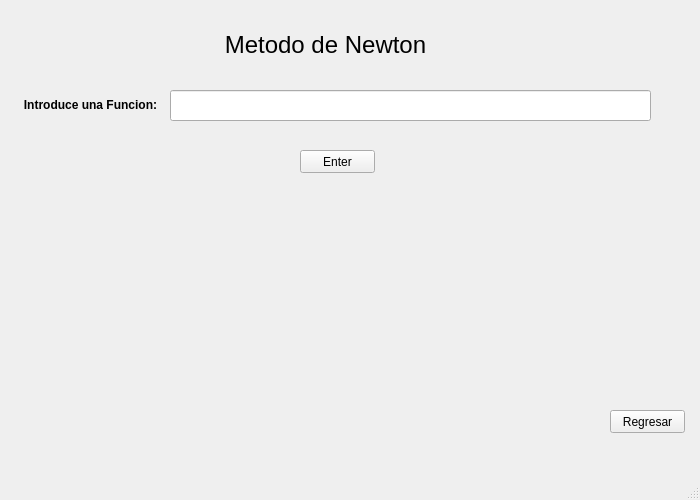
Old version of the form newton.ui in the repository mucinoab/SM.
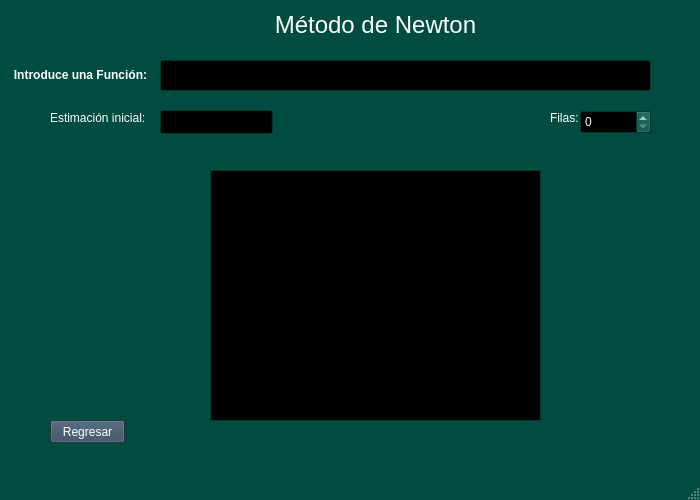
New version of the form.

Diff of the .ui file:
```diff
--- a/newton.ui
+++ b/newton.ui
@@ -10,6 +10,448 @@
     <height>500</height>
    </rect>
   </property>
+  <property name="palette">
+   <palette>
+    <active>
+     <colorrole role="WindowText">
+      <brush brushstyle="SolidPattern">
+       <color alpha="255">
+        <red>255</red>
+        <green>255</green>
+        <blue>255</blue>
+       </color>
+      </brush>
+     </colorrole>
+     <colorrole role="Button">
+      <brush brushstyle="SolidPattern">
+       <color alpha="255">
+        <red>0</red>
+        <green>76</green>
+        <blue>64</blue>
+       </color>
+      </brush>
+     </colorrole>
+     <colorrole role="Light">
+      <brush brushstyle="SolidPattern">
+       <color alpha="255">
+        <red>0</red>
+        <green>114</green>
+        <blue>96</blue>
+       </color>
+      </brush>
+     </colorrole>
+     <colorrole role="Midlight">
+      <brush brushstyle="SolidPattern">
+       <color alpha="255">
+        <red>0</red>
+        <green>95</green>
+        <blue>80</blue>
+       </color>
+      </brush>
+     </colorrole>
+     <colorrole role="Dark">
+      <brush brushstyle="SolidPattern">
+       <color alpha="255">
+        <red>0</red>
+        <green>38</green>
+        <blue>32</blue>
+       </color>
+      </brush>
+     </colorrole>
+     <colorrole role="Mid">
+      <brush brushstyle="SolidPattern">
+       <color alpha="255">
+        <red>0</red>
+        <green>50</green>
+        <blue>42</blue>
+       </color>
+      </brush>
+     </colorrole>
+     <colorrole role="Text">
+      <brush brushstyle="SolidPattern">
+       <color alpha="255">
+        <red>255</red>
+        <green>255</green>
+        <blue>255</blue>
+       </color>
+      </brush>
+     </colorrole>
+     <colorrole role="BrightText">
+      <brush brushstyle="SolidPattern">
+       <color alpha="255">
+        <red>255</red>
+        <green>255</green>
+        <blue>255</blue>
+       </color>
+      </brush>
+     </colorrole>
+     <colorrole role="ButtonText">
+      <brush brushstyle="SolidPattern">
+       <color alpha="255">
+        <red>255</red>
+        <green>255</green>
+        <blue>255</blue>
+       </color>
+      </brush>
+     </colorrole>
+     <colorrole role="Base">
+      <brush brushstyle="SolidPattern">
+       <color alpha="255">
+        <red>0</red>
+        <green>0</green>
+        <blue>0</blue>
+       </color>
+      </brush>
+     </colorrole>
+     <colorrole role="Window">
+      <brush brushstyle="SolidPattern">
+       <color alpha="255">
+        <red>0</red>
+        <green>76</green>
+        <blue>64</blue>
+       </color>
+      </brush>
+     </colorrole>
+     <colorrole role="Shadow">
+      <brush brushstyle="SolidPattern">
+       <color alpha="255">
+        <red>0</red>
+        <green>0</green>
+        <blue>0</blue>
+       </color>
+      </brush>
+     </colorrole>
+     <colorrole role="AlternateBase">
+      <brush brushstyle="SolidPattern">
+       <color alpha="255">
+        <red>0</red>
+        <green>38</green>
+        <blue>32</blue>
+       </color>
+      </brush>
+     </colorrole>
+     <colorrole role="ToolTipBase">
+      <brush brushstyle="SolidPattern">
+       <color alpha="255">
+        <red>255</red>
+        <green>255</green>
+        <blue>220</blue>
+       </color>
+      </brush>
+     </colorrole>
+     <colorrole role="ToolTipText">
+      <brush brushstyle="SolidPattern">
+       <color alpha="255">
+        <red>0</red>
+        <green>0</green>
+        <blue>0</blue>
+       </color>
+      </brush>
+     </colorrole>
+     <colorrole role="PlaceholderText">
+      <brush brushstyle="SolidPattern">
+       <color alpha="128">
+        <red>255</red>
+        <green>255</green>
+        <blue>255</blue>
+       </color>
+      </brush>
+     </colorrole>
+    </active>
+    <inactive>
+     <colorrole role="WindowText">
+      <brush brushstyle="SolidPattern">
+       <color alpha="255">
+        <red>255</red>
+        <green>255</green>
+        <blue>255</blue>
+       </color>
+      </brush>
+     </colorrole>
+     <colorrole role="Button">
+      <brush brushstyle="SolidPattern">
+       <color alpha="255">
+        <red>0</red>
+        <green>76</green>
+        <blue>64</blue>
+       </color>
+      </brush>
+     </colorrole>
+     <colorrole role="Light">
+      <brush brushstyle="SolidPattern">
+       <color alpha="255">
+        <red>0</red>
+        <green>114</green>
+        <blue>96</blue>
+       </color>
+      </brush>
+     </colorrole>
+     <colorrole role="Midlight">
+      <brush brushstyle="SolidPattern">
+       <color alpha="255">
+        <red>0</red>
+        <green>95</green>
+        <blue>80</blue>
+       </color>
+      </brush>
+     </colorrole>
+     <colorrole role="Dark">
+      <brush brushstyle="SolidPattern">
+       <color alpha="255">
+        <red>0</red>
+        <green>38</green>
+        <blue>32</blue>
+       </color>
+      </brush>
+     </colorrole>
+     <colorrole role="Mid">
+      <brush brushstyle="SolidPattern">
+       <color alpha="255">
+        <red>0</red>
+        <green>50</green>
+        <blue>42</blue>
+       </color>
+      </brush>
+     </colorrole>
+     <colorrole role="Text">
+      <brush brushstyle="SolidPattern">
+       <color alpha="255">
+        <red>255</red>
+        <green>255</green>
+        <blue>255</blue>
+       </color>
+      </brush>
+     </colorrole>
+     <colorrole role="BrightText">
+      <brush brushstyle="SolidPattern">
+       <color alpha="255">
+        <red>255</red>
+        <green>255</green>
+        <blue>255</blue>
+       </color>
+      </brush>
+     </colorrole>
+     <colorrole role="ButtonText">
+      <brush brushstyle="SolidPattern">
+       <color alpha="255">
+        <red>255</red>
+        <green>255</green>
+        <blue>255</blue>
+       </color>
+      </brush>
+     </colorrole>
+     <colorrole role="Base">
+      <brush brushstyle="SolidPattern">
+       <color alpha="255">
+        <red>0</red>
+        <green>0</green>
+        <blue>0</blue>
+       </color>
+      </brush>
+     </colorrole>
+     <colorrole role="Window">
+      <brush brushstyle="SolidPattern">
+       <color alpha="255">
+        <red>0</red>
+        <green>76</green>
+        <blue>64</blue>
+       </color>
+      </brush>
+     </colorrole>
+     <colorrole role="Shadow">
+      <brush brushstyle="SolidPattern">
+       <color alpha="255">
+        <red>0</red>
+        <green>0</green>
+        <blue>0</blue>
+       </color>
+      </brush>
+     </colorrole>
+     <colorrole role="AlternateBase">
+      <brush brushstyle="SolidPattern">
+       <color alpha="255">
+        <red>0</red>
+        <green>38</green>
+        <blue>32</blue>
+       </color>
+      </brush>
+     </colorrole>
+     <colorrole role="ToolTipBase">
+      <brush brushstyle="SolidPattern">
+       <color alpha="255">
+        <red>255</red>
+        <green>255</green>
+        <blue>220</blue>
+       </color>
+      </brush>
+     </colorrole>
+     <colorrole role="ToolTipText">
+      <brush brushstyle="SolidPattern">
+       <color alpha="255">
+        <red>0</red>
+        <green>0</green>
+        <blue>0</blue>
+       </color>
+      </brush>
+     </colorrole>
+     <colorrole role="PlaceholderText">
+      <brush brushstyle="SolidPattern">
+       <color alpha="128">
+        <red>255</red>
+        <green>255</green>
+        <blue>255</blue>
+       </color>
+      </brush>
+     </colorrole>
+    </inactive>
+    <disabled>
+     <colorrole role="WindowText">
+      <brush brushstyle="SolidPattern">
+       <color alpha="255">
+        <red>0</red>
+        <green>38</green>
+        <blue>32</blue>
+       </color>
+      </brush>
+     </colorrole>
+     <colorrole role="Button">
+      <brush brushstyle="SolidPattern">
+       <color alpha="255">
+        <red>0</red>
+        <green>76</green>
+        <blue>64</blue>
+       </color>
+      </brush>
+     </colorrole>
+     <colorrole role="Light">
+      <brush brushstyle="SolidPattern">
+       <color alpha="255">
+        <red>0</red>
+        <green>114</green>
+        <blue>96</blue>
+       </color>
+      </brush>
+     </colorrole>
+     <colorrole role="Midlight">
+      <brush brushstyle="SolidPattern">
+       <color alpha="255">
+        <red>0</red>
+        <green>95</green>
+        <blue>80</blue>
+       </color>
+      </brush>
+     </colorrole>
+     <colorrole role="Dark">
+      <brush brushstyle="SolidPattern">
+       <color alpha="255">
+        <red>0</red>
+        <green>38</green>
+        <blue>32</blue>
+       </color>
+      </brush>
+     </colorrole>
+     <colorrole role="Mid">
+      <brush brushstyle="SolidPattern">
+       <color alpha="255">
+        <red>0</red>
+        <green>50</green>
+        <blue>42</blue>
+       </color>
+      </brush>
+     </colorrole>
+     <colorrole role="Text">
+      <brush brushstyle="SolidPattern">
+       <color alpha="255">
+        <red>0</red>
+        <green>38</green>
+        <blue>32</blue>
+       </color>
+      </brush>
+     </colorrole>
+     <colorrole role="BrightText">
+      <brush brushstyle="SolidPattern">
+       <color alpha="255">
+        <red>255</red>
+        <green>255</green>
+        <blue>255</blue>
+       </color>
+      </brush>
+     </colorrole>
+     <colorrole role="ButtonText">
+      <brush brushstyle="SolidPattern">
+       <color alpha="255">
+        <red>0</red>
+        <green>38</green>
+        <blue>32</blue>
+       </color>
+      </brush>
+     </colorrole>
+     <colorrole role="Base">
+      <brush brushstyle="SolidPattern">
+       <color alpha="255">
+        <red>0</red>
+        <green>76</green>
+        <blue>64</blue>
+       </color>
+      </brush>
+     </colorrole>
+     <colorrole role="Window">
+      <brush brushstyle="SolidPattern">
+       <color alpha="255">
+        <red>0</red>
+        <green>76</green>
+        <blue>64</blue>
+       </color>
+      </brush>
+     </colorrole>
+     <colorrole role="Shadow">
+      <brush brushstyle="SolidPattern">
+       <color alpha="255">
+        <red>0</red>
+        <green>0</green>
+        <blue>0</blue>
+       </color>
+      </brush>
+     </colorrole>
+     <colorrole role="AlternateBase">
+      <brush brushstyle="SolidPattern">
+       <color alpha="255">
+        <red>0</red>
+        <green>76</green>
+        <blue>64</blue>
+       </color>
+      </brush>
+     </colorrole>
+     <colorrole role="ToolTipBase">
+      <brush brushstyle="SolidPattern">
+       <color alpha="255">
+        <red>255</red>
+        <green>255</green>
+        <blue>220</blue>
+       </color>
+      </brush>
+     </colorrole>
+     <colorrole role="ToolTipText">
+      <brush brushstyle="SolidPattern">
+       <color alpha="255">
+        <red>0</red>
+        <green>0</green>
+        <blue>0</blue>
+       </color>
+      </brush>
+     </colorrole>
+     <colorrole role="PlaceholderText">
+      <brush brushstyle="SolidPattern">
+       <color alpha="128">
+        <red>255</red>
+        <green>255</green>
+        <blue>255</blue>
+       </color>
+      </brush>
+     </colorrole>
+    </disabled>
+   </palette>
+  </property>
   <property name="windowTitle">
    <string>MainWindow</string>
   </property>
@@ -17,25 +459,467 @@
    <widget class="QLabel" name="label">
     <property name="geometry">
      <rect>
-      <x>220</x>
-      <y>30</y>
+      <x>270</x>
+      <y>10</y>
       <width>211</width>
       <height>31</height>
      </rect>
     </property>
     <property name="text">
-     <string>&lt;html&gt;&lt;head/&gt;&lt;body&gt;&lt;p align=&quot;center&quot;&gt;&lt;span style=&quot; font-size:18pt;&quot;&gt;Metodo de Newton&lt;/span&gt;&lt;/p&gt;&lt;/body&gt;&lt;/html&gt;</string>
+     <string>&lt;html&gt;&lt;head/&gt;&lt;body&gt;&lt;p align=&quot;center&quot;&gt;&lt;span style=&quot; font-size:18pt;&quot;&gt;Método de Newton&lt;/span&gt;&lt;/p&gt;&lt;/body&gt;&lt;/html&gt;</string>
     </property>
    </widget>
    <widget class="QPushButton" name="pushButton">
     <property name="geometry">
      <rect>
-      <x>610</x>
-      <y>410</y>
+      <x>50</x>
+      <y>420</y>
       <width>75</width>
       <height>23</height>
      </rect>
     </property>
+    <property name="palette">
+     <palette>
+      <active>
+       <colorrole role="WindowText">
+        <brush brushstyle="SolidPattern">
+         <color alpha="255">
+          <red>255</red>
+          <green>255</green>
+          <blue>255</blue>
+         </color>
+        </brush>
+       </colorrole>
+       <colorrole role="Button">
+        <brush brushstyle="SolidPattern">
+         <color alpha="255">
+          <red>53</red>
+          <green>73</green>
+          <blue>94</blue>
+         </color>
+        </brush>
+       </colorrole>
+       <colorrole role="Light">
+        <brush brushstyle="SolidPattern">
+         <color alpha="255">
+          <red>79</red>
+          <green>109</green>
+          <blue>141</blue>
+         </color>
+        </brush>
+       </colorrole>
+       <colorrole role="Midlight">
+        <brush brushstyle="SolidPattern">
+         <color alpha="255">
+          <red>66</red>
+          <green>91</green>
+          <blue>117</blue>
+         </color>
+        </brush>
+       </colorrole>
+       <colorrole role="Dark">
+        <brush brushstyle="SolidPattern">
+         <color alpha="255">
+          <red>26</red>
+          <green>36</green>
+          <blue>47</blue>
+         </color>
+        </brush>
+       </colorrole>
+       <colorrole role="Mid">
+        <brush brushstyle="SolidPattern">
+         <color alpha="255">
+          <red>35</red>
+          <green>48</green>
+          <blue>62</blue>
+         </color>
+        </brush>
+       </colorrole>
+       <colorrole role="Text">
+        <brush brushstyle="SolidPattern">
+         <color alpha="255">
+          <red>255</red>
+          <green>255</green>
+          <blue>255</blue>
+         </color>
+        </brush>
+       </colorrole>
+       <colorrole role="BrightText">
+        <brush brushstyle="SolidPattern">
+         <color alpha="255">
+          <red>255</red>
+          <green>255</green>
+          <blue>255</blue>
+         </color>
+        </brush>
+       </colorrole>
+       <colorrole role="ButtonText">
+        <brush brushstyle="SolidPattern">
+         <color alpha="255">
+          <red>255</red>
+          <green>255</green>
+          <blue>255</blue>
+         </color>
+        </brush>
+       </colorrole>
+       <colorrole role="Base">
+        <brush brushstyle="SolidPattern">
+         <color alpha="255">
+          <red>0</red>
+          <green>0</green>
+          <blue>0</blue>
+         </color>
+        </brush>
+       </colorrole>
+       <colorrole role="Window">
+        <brush brushstyle="SolidPattern">
+         <color alpha="255">
+          <red>53</red>
+          <green>73</green>
+          <blue>94</blue>
+         </color>
+        </brush>
+       </colorrole>
+       <colorrole role="Shadow">
+        <brush brushstyle="SolidPattern">
+         <color alpha="255">
+          <red>0</red>
+          <green>0</green>
+          <blue>0</blue>
+         </color>
+        </brush>
+       </colorrole>
+       <colorrole role="AlternateBase">
+        <brush brushstyle="SolidPattern">
+         <color alpha="255">
+          <red>26</red>
+          <green>36</green>
+          <blue>47</blue>
+         </color>
+        </brush>
+       </colorrole>
+       <colorrole role="ToolTipBase">
+        <brush brushstyle="SolidPattern">
+         <color alpha="255">
+          <red>255</red>
+          <green>255</green>
+          <blue>220</blue>
+         </color>
+        </brush>
+       </colorrole>
+       <colorrole role="ToolTipText">
+        <brush brushstyle="SolidPattern">
+         <color alpha="255">
+          <red>0</red>
+          <green>0</green>
+          <blue>0</blue>
+         </color>
+        </brush>
+       </colorrole>
+       <colorrole role="PlaceholderText">
+        <brush brushstyle="SolidPattern">
+         <color alpha="128">
+          <red>255</red>
+          <green>255</green>
+          <blue>255</blue>
+         </color>
+        </brush>
+       </colorrole>
+      </active>
+      <inactive>
+       <colorrole role="WindowText">
+        <brush brushstyle="SolidPattern">
+         <color alpha="255">
+          <red>255</red>
+          <green>255</green>
+          <blue>255</blue>
+         </color>
+        </brush>
+       </colorrole>
+       <colorrole role="Button">
+        <brush brushstyle="SolidPattern">
+         <color alpha="255">
+          <red>53</red>
+          <green>73</green>
+          <blue>94</blue>
+         </color>
+        </brush>
+       </colorrole>
+       <colorrole role="Light">
+        <brush brushstyle="SolidPattern">
+         <color alpha="255">
+          <red>79</red>
+          <green>109</green>
+          <blue>141</blue>
+         </color>
+        </brush>
+       </colorrole>
+       <colorrole role="Midlight">
+        <brush brushstyle="SolidPattern">
+         <color alpha="255">
+          <red>66</red>
+          <green>91</green>
+          <blue>117</blue>
+         </color>
+        </brush>
+       </colorrole>
+       <colorrole role="Dark">
+        <brush brushstyle="SolidPattern">
+         <color alpha="255">
+          <red>26</red>
+          <green>36</green>
+          <blue>47</blue>
+         </color>
+        </brush>
+       </colorrole>
+       <colorrole role="Mid">
+        <brush brushstyle="SolidPattern">
+         <color alpha="255">
+          <red>35</red>
+          <green>48</green>
+          <blue>62</blue>
+         </color>
+        </brush>
+       </colorrole>
+       <colorrole role="Text">
+        <brush brushstyle="SolidPattern">
+         <color alpha="255">
+          <red>255</red>
+          <green>255</green>
+          <blue>255</blue>
+         </color>
+        </brush>
+       </colorrole>
+       <colorrole role="BrightText">
+        <brush brushstyle="SolidPattern">
+         <color alpha="255">
+          <red>255</red>
+          <green>255</green>
+          <blue>255</blue>
+         </color>
+        </brush>
+       </colorrole>
+       <colorrole role="ButtonText">
+        <brush brushstyle="SolidPattern">
+         <color alpha="255">
+          <red>255</red>
+          <green>255</green>
+          <blue>255</blue>
+         </color>
+        </brush>
+       </colorrole>
+       <colorrole role="Base">
+        <brush brushstyle="SolidPattern">
+         <color alpha="255">
+          <red>0</red>
+          <green>0</green>
+          <blue>0</blue>
+         </color>
+        </brush>
+       </colorrole>
+       <colorrole role="Window">
+        <brush brushstyle="SolidPattern">
+         <color alpha="255">
+          <red>53</red>
+          <green>73</green>
+          <blue>94</blue>
+         </color>
+        </brush>
+       </colorrole>
+       <colorrole role="Shadow">
+        <brush brushstyle="SolidPattern">
+         <color alpha="255">
+          <red>0</red>
+          <green>0</green>
+          <blue>0</blue>
+         </color>
+        </brush>
+       </colorrole>
+       <colorrole role="AlternateBase">
+        <brush brushstyle="SolidPattern">
+         <color alpha="255">
+          <red>26</red>
+          <green>36</green>
+          <blue>47</blue>
+         </color>
+        </brush>
+       </colorrole>
+       <colorrole role="ToolTipBase">
+        <brush brushstyle="SolidPattern">
+         <color alpha="255">
+          <red>255</red>
+          <green>255</green>
+          <blue>220</blue>
+         </color>
+        </brush>
+       </colorrole>
+       <colorrole role="ToolTipText">
+        <brush brushstyle="SolidPattern">
+         <color alpha="255">
+          <red>0</red>
+          <green>0</green>
+          <blue>0</blue>
+         </color>
+        </brush>
+       </colorrole>
+       <colorrole role="PlaceholderText">
+        <brush brushstyle="SolidPattern">
+         <color alpha="128">
+          <red>255</red>
+          <green>255</green>
+          <blue>255</blue>
+         </color>
+        </brush>
+       </colorrole>
+      </inactive>
+      <disabled>
+       <colorrole role="WindowText">
+        <brush brushstyle="SolidPattern">
+         <color alpha="255">
+          <red>26</red>
+          <green>36</green>
+          <blue>47</blue>
+         </color>
+        </brush>
+       </colorrole>
+       <colorrole role="Button">
+        <brush brushstyle="SolidPattern">
+         <color alpha="255">
+          <red>53</red>
+          <green>73</green>
+          <blue>94</blue>
+         </color>
+        </brush>
+       </colorrole>
+       <colorrole role="Light">
+        <brush brushstyle="SolidPattern">
+         <color alpha="255">
+          <red>79</red>
+          <green>109</green>
+          <blue>141</blue>
+         </color>
+        </brush>
+       </colorrole>
+       <colorrole role="Midlight">
+        <brush brushstyle="SolidPattern">
+         <color alpha="255">
+          <red>66</red>
+          <green>91</green>
+          <blue>117</blue>
+         </color>
+        </brush>
+       </colorrole>
+       <colorrole role="Dark">
+        <brush brushstyle="SolidPattern">
+         <color alpha="255">
+          <red>26</red>
+          <green>36</green>
+          <blue>47</blue>
+         </color>
+        </brush>
+       </colorrole>
+       <colorrole role="Mid">
+        <brush brushstyle="SolidPattern">
+         <color alpha="255">
+          <red>35</red>
+          <green>48</green>
+          <blue>62</blue>
+         </color>
+        </brush>
+       </colorrole>
+       <colorrole role="Text">
+        <brush brushstyle="SolidPattern">
+         <color alpha="255">
+          <red>26</red>
+          <green>36</green>
+          <blue>47</blue>
+         </color>
+        </brush>
+       </colorrole>
+       <colorrole role="BrightText">
+        <brush brushstyle="SolidPattern">
+         <color alpha="255">
+          <red>255</red>
+          <green>255</green>
+          <blue>255</blue>
+         </color>
+        </brush>
+       </colorrole>
+       <colorrole role="ButtonText">
+        <brush brushstyle="SolidPattern">
+         <color alpha="255">
+          <red>26</red>
+          <green>36</green>
+          <blue>47</blue>
+         </color>
+        </brush>
+       </colorrole>
+       <colorrole role="Base">
+        <brush brushstyle="SolidPattern">
+         <color alpha="255">
+          <red>53</red>
+          <green>73</green>
+          <blue>94</blue>
+         </color>
+        </brush>
+       </colorrole>
+       <colorrole role="Window">
+        <brush brushstyle="SolidPattern">
+         <color alpha="255">
+          <red>53</red>
+          <green>73</green>
+          <blue>94</blue>
+         </color>
+        </brush>
+       </colorrole>
+       <colorrole role="Shadow">
+        <brush brushstyle="SolidPattern">
+         <color alpha="255">
+          <red>0</red>
+          <green>0</green>
+          <blue>0</blue>
+         </color>
+        </brush>
+       </colorrole>
+       <colorrole role="AlternateBase">
+        <brush brushstyle="SolidPattern">
+         <color alpha="255">
+          <red>53</red>
+          <green>73</green>
+          <blue>94</blue>
+         </color>
+        </brush>
+       </colorrole>
+       <colorrole role="ToolTipBase">
+        <brush brushstyle="SolidPattern">
+         <color alpha="255">
+          <red>255</red>
+          <green>255</green>
+          <blue>220</blue>
+         </color>
+        </brush>
+       </colorrole>
+       <colorrole role="ToolTipText">
+        <brush brushstyle="SolidPattern">
+         <color alpha="255">
+          <red>0</red>
+          <green>0</green>
+          <blue>0</blue>
+         </color>
+        </brush>
+       </colorrole>
+       <colorrole role="PlaceholderText">
+        <brush brushstyle="SolidPattern">
+         <color alpha="128">
+          <red>255</red>
+          <green>255</green>
+          <blue>255</blue>
+         </color>
+        </brush>
+       </colorrole>
+      </disabled>
+     </palette>
+    </property>
     <property name="text">
      <string>Regresar</string>
     </property>
@@ -43,37 +927,80 @@
    <widget class="QLabel" name="label_2">
     <property name="geometry">
      <rect>
-      <x>20</x>
-      <y>90</y>
+      <x>10</x>
+      <y>60</y>
       <width>141</width>
       <height>31</height>
      </rect>
     </property>
     <property name="text">
-     <string>&lt;html&gt;&lt;head/&gt;&lt;body&gt;&lt;p align=&quot;center&quot;&gt;&lt;span style=&quot; font-weight:600;&quot;&gt;Introduce una Funcion:&lt;/span&gt;&lt;/p&gt;&lt;/body&gt;&lt;/html&gt;</string>
+     <string>&lt;html&gt;&lt;head/&gt;&lt;body&gt;&lt;p align=&quot;center&quot;&gt;&lt;span style=&quot; font-weight:600;&quot;&gt;Introduce una Función:&lt;/span&gt;&lt;/p&gt;&lt;/body&gt;&lt;/html&gt;</string>
     </property>
    </widget>
    <widget class="QLineEdit" name="lineEdit">
     <property name="geometry">
      <rect>
-      <x>170</x>
-      <y>90</y>
-      <width>481</width>
+      <x>160</x>
+      <y>60</y>
+      <width>491</width>
       <height>31</height>
      </rect>
     </property>
    </widget>
-   <widget class="QPushButton" name="pushButton_2">
+   <widget class="QTableView" name="tableViewTabla">
     <property name="geometry">
      <rect>
-      <x>300</x>
-      <y>150</y>
-      <width>75</width>
-      <height>23</height>
+      <x>210</x>
+      <y>170</y>
+      <width>331</width>
+      <height>251</height>
      </rect>
     </property>
+   </widget>
+   <widget class="QLabel" name="label_5">
+    <property name="geometry">
+     <rect>
+      <x>50</x>
+      <y>110</y>
+      <width>131</width>
+      <height>16</height>
+     </rect>
+    </property>
     <property name="text">
-     <string>Enter</string>
+     <string>Estimación inicial:</string>
+    </property>
+   </widget>
+   <widget class="QLabel" name="label_7">
+    <property name="geometry">
+     <rect>
+      <x>550</x>
+      <y>110</y>
+      <width>61</width>
+      <height>16</height>
+     </rect>
+    </property>
+    <property name="text">
+     <string>Filas:</string>
+    </property>
+   </widget>
+   <widget class="QSpinBox" name="spinBox">
+    <property name="geometry">
+     <rect>
+      <x>580</x>
+      <y>110</y>
+      <width>71</width>
+      <height>24</height>
+     </rect>
+    </property>
+   </widget>
+   <widget class="QLineEdit" name="lineAprox">
+    <property name="geometry">
+     <rect>
+      <x>160</x>
+      <y>110</y>
+      <width>113</width>
+      <height>24</height>
+     </rect>
     </property>
    </widget>
   </widget>
```
